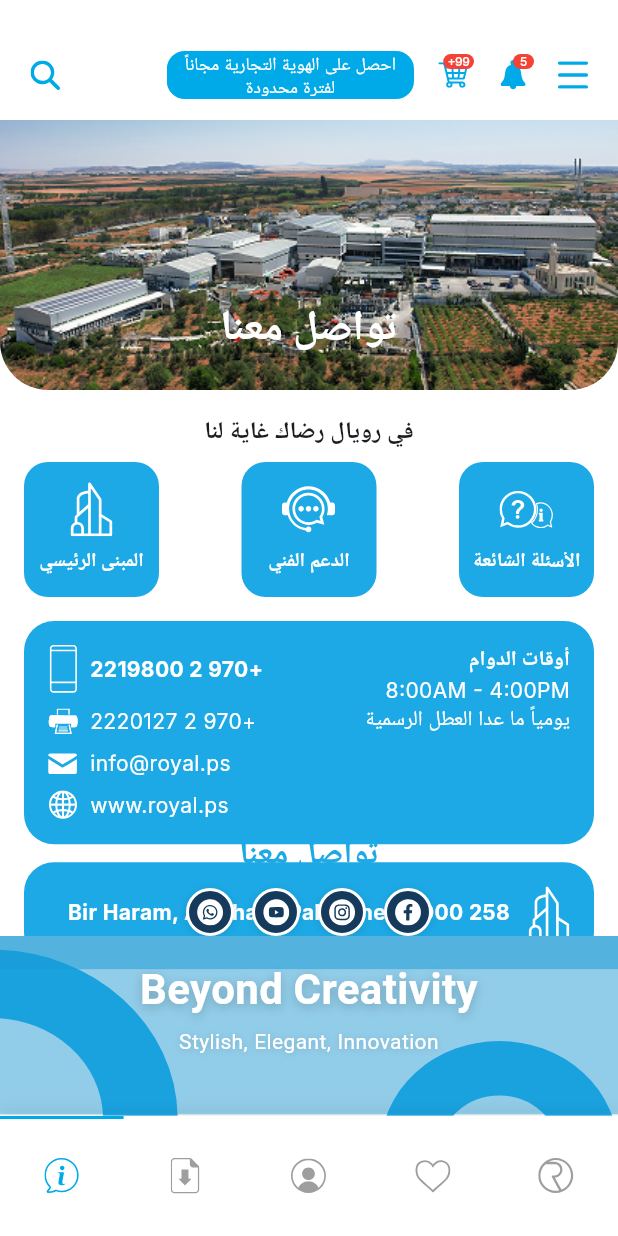
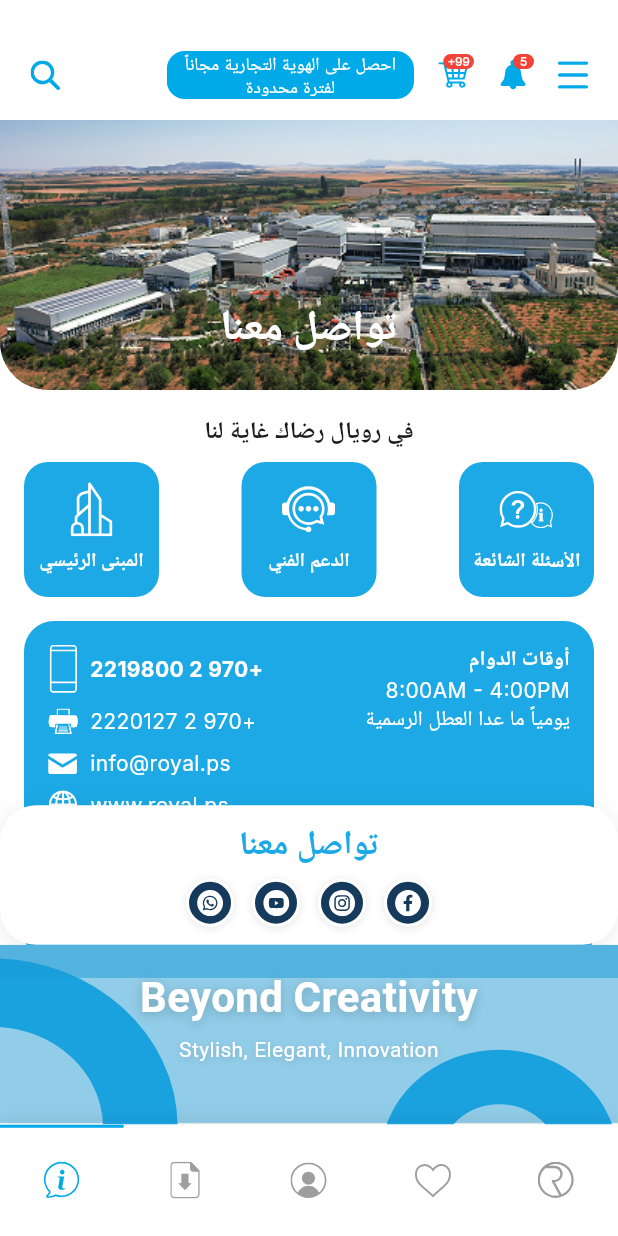
Before and after one commit to YazanAK23/royal, a Flutter app: the InfoScreen screen opened by its route, on a phone screen of 412 x 824 dp. Run offline on Flutter 3.47's test engine with Material 3 defaults, Android fonts, the phone set to English and light mode, and no system bars; our stand-ins replace flutter_riverpod, flutter_svg, google_fonts, shared_preferences; accounts and stored records are empty; Roboto replaces fonts that are missing (Cairo).

Commit message:
custom bottom navbar issue solved and correct a Bottom section in the info screen

```diff
--- a/lib/screens/info/info_screen.dart
+++ b/lib/screens/info/info_screen.dart
@@ -125,11 +125,23 @@ class InfoScreen extends StatelessWidget {
             left: 0,
             right: 0,
             bottom: 120, // Height of SVG
-            child: Padding(
-              padding: const EdgeInsets.symmetric(vertical: 0), // Remove extra vertical padding
+            child: Center(
+              child: Container(
+                padding: const EdgeInsets.symmetric(vertical: 12, horizontal: 24),
+                decoration: BoxDecoration(
+                  color: Colors.white,
+                  borderRadius: BorderRadius.circular(24),
+                  boxShadow: [
+                    BoxShadow(
+                      color: Colors.black.withOpacity(0.08),
+                      blurRadius: 12,
+                      offset: const Offset(0, 2),
+                    ),
+                  ],
+                ),
                 child: Column(
+                  mainAxisSize: MainAxisSize.min,
                   children: [
-                  // Add "تواصل معنا" text above icons
                     Padding(
                       padding: const EdgeInsets.only(bottom: 0),
                       child: Text(
@@ -146,7 +158,7 @@ class InfoScreen extends StatelessWidget {
                         textAlign: TextAlign.center,
                       ),
                     ),
-                  const SizedBox(height: 8), // Less space between text and icons
+                    const SizedBox(height: 8),
                     Directionality(
                       textDirection: TextDirection.rtl,
                       child: Row(
@@ -159,7 +171,7 @@ class InfoScreen extends StatelessWidget {
                             size: 32, // Minimized
                             iconSize: 18, // Minimized
                           ),
-                        const SizedBox(width: 12), // Less space between icons
+                          const SizedBox(width: 12),
                           _SocialIcon(
                             icon: 'assets/icons/instagram_icon.svg',
                             bgColor: Color(0xFF153A5B),
@@ -187,6 +199,7 @@ class InfoScreen extends StatelessWidget {
                       ),
                     ),
                   ],
+                ),
               ),
             ),
           ),
--- a/lib/widgets/custom_bottom_nav_bar.dart
+++ b/lib/widgets/custom_bottom_nav_bar.dart
@@ -16,7 +16,11 @@ class CustomBottomNavBar extends StatelessWidget {
 
   @override
   Widget build(BuildContext context) {
-    final double itemWidth = MediaQuery.of(context).size.width / 5;
+    final double deviceWidth = MediaQuery.of(context).size.width;
+    final double deviceHeight = MediaQuery.of(context).size.height;
+    final double navBarHeight = (deviceHeight * 0.09).clamp(60.0, 90.0); // Responsive height
+    final double iconSize = (deviceWidth * 0.06).clamp(22.0, 32.0); // Responsive icon size
+    final double itemWidth = deviceWidth / 5;
     final isRtl = Directionality.of(context) == TextDirection.rtl;
     debugPrint('CustomBottomNavBar isRtl: ' + isRtl.toString());
     // Define nav item data
@@ -56,6 +60,7 @@ class CustomBottomNavBar extends StatelessWidget {
         selectedIcon: data['selectedIcon']!,
         unselectedIcon: data['unselectedIcon']!,
         isSelected: currentIndex == logicalIndex,
+        iconSize: iconSize,
         onTap: () {
           if (currentIndex != logicalIndex) {
             Navigator.of(context).pushReplacementNamed(data['route']!);
@@ -65,10 +70,10 @@ class CustomBottomNavBar extends StatelessWidget {
       );
     });
     final rowChildren = isRtl ? navBarWidgets.reversed.toList() : navBarWidgets;
-    return Directionality(
-      textDirection: isRtl ? TextDirection.rtl : TextDirection.ltr,
+    return SafeArea(
+      top: false,
       child: Container(
-        height: 80, // Adjusted height to match the specified area
+        height: navBarHeight,
         decoration: const BoxDecoration(
           color: Colors.white,
           boxShadow: [
@@ -82,7 +87,7 @@ class CustomBottomNavBar extends StatelessWidget {
         child: Stack(
           children: [
             SizedBox(
-              height: 80, // Adjusted height for the navigation bar
+              height: navBarHeight,
               child: Row(
                 mainAxisAlignment: MainAxisAlignment.spaceAround,
                 children: rowChildren,
@@ -105,11 +110,12 @@ class CustomBottomNavBar extends StatelessWidget {
     );
   }
 
-  // Update _buildNavItem to accept isSelected and onTap
+  // Update _buildNavItem to accept isSelected, iconSize, and onTap
   Widget _buildNavItem(BuildContext context, int index, {
     required String selectedIcon,
     required String unselectedIcon,
     bool isSelected = false,
+    double iconSize = 24,
     VoidCallback? onTap,
   }) {
     final itemWidth = MediaQuery.of(context).size.width / 5;
@@ -127,8 +133,8 @@ class CustomBottomNavBar extends StatelessWidget {
             child: Center(
               child: SvgPicture.asset(
                 isSelected ? selectedIcon : unselectedIcon,
-                width: 24,
-                height: 24,
+                width: iconSize,
+                height: iconSize,
                 colorFilter: ColorFilter.mode(
                   isSelected ? AppColors.primary : AppColors.iconInactive,
                   BlendMode.srcIn,
```
Lines whose indentation alone changed are shown as unchanged.
